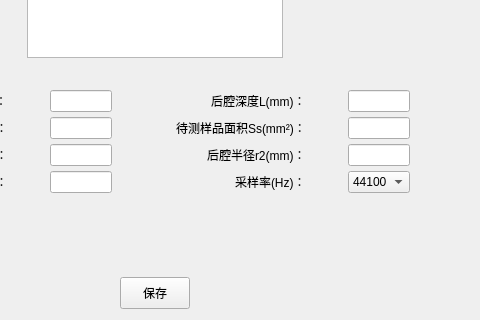
This is resources/ui/imp_tube_params_setting.ui in zhouyichen01/HoleMembraneTestV2 as Qt 5 draws it before an edit; both pictures show x 170 to 650 and y 145 to 465 of the 650 by 465 pixel window. The edited form follows.
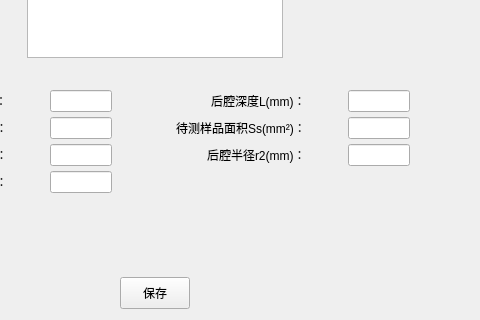
This is the edited form.

Commit message: 采样率 移到选择配置界面

Patch:
```diff
--- a/resources/ui/imp_tube_params_setting.ui
+++ b/resources/ui/imp_tube_params_setting.ui
@@ -49,8 +49,6 @@
        <item row="1" column="1"><widget class="QLineEdit" name="sample_area_value"><property name="maximumSize"><size><width>62</width><height>16777215</height></size></property><property name="alignment"><set>Qt::AlignCenter</set></property></widget></item>
        <item row="2" column="0"><widget class="QLabel" name="back_cavity_radius_label"><property name="text"><string>后腔半径r2(mm)：</string></property></widget></item>
        <item row="2" column="1"><widget class="QLineEdit" name="back_cavity_radius_value"><property name="maximumSize"><size><width>62</width><height>16777215</height></size></property><property name="alignment"><set>Qt::AlignCenter</set></property></widget></item>
-       <item row="3" column="0"><widget class="QLabel" name="sample_rate_label"><property name="text"><string>采样率(Hz)：</string></property></widget></item>
-       <item row="3" column="1"><widget class="QComboBox" name="sample_rate_value"><property name="maximumSize"><size><width>62</width><height>16777215</height></size></property><item><property name="text"><string>44100</string></property></item><item><property name="text"><string>48000</string></property></item></widget></item>
       </layout>
      </item>
     </layout>
```
The commit also changes 13 other files.
